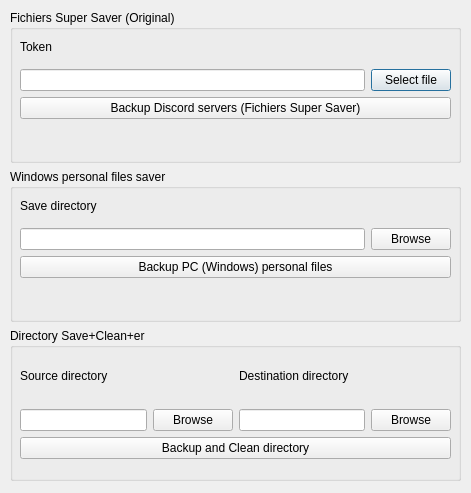
SJarod/FichiersSuperSaver, file gui.ui: the form before one commit.
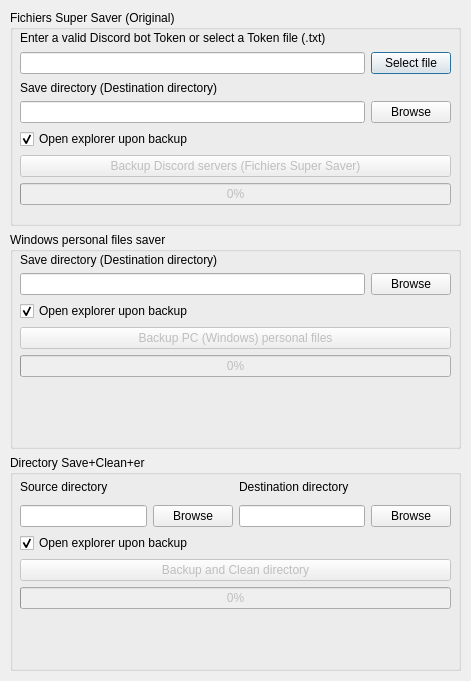
The form after the commit.

Commit message: all buttons linked, added personal files script (steam not working)

Diff of the .ui file:
```diff
--- a/gui.ui
+++ b/gui.ui
@@ -7,7 +7,7 @@
     <x>0</x>
     <y>0</y>
     <width>471</width>
-    <height>493</height>
+    <height>681</height>
    </rect>
   </property>
   <property name="windowTitle">
@@ -19,7 +19,7 @@
      <x>10</x>
      <y>10</y>
      <width>451</width>
-     <height>471</height>
+     <height>661</height>
     </rect>
    </property>
    <layout class="QVBoxLayout" name="verticalLayout_4">
@@ -34,14 +34,14 @@
          <x>10</x>
          <y>20</y>
          <width>431</width>
-         <height>89</height>
+         <height>175</height>
         </rect>
        </property>
        <layout class="QVBoxLayout" name="verticalLayout">
         <item>
          <widget class="QLabel" name="label_4">
           <property name="text">
-           <string>Token</string>
+           <string>Enter a valid Discord bot Token or select a Token file (.txt)</string>
           </property>
          </widget>
         </item>
@@ -59,13 +59,60 @@
           </item>
          </layout>
         </item>
+        <item>
+         <widget class="QLabel" name="label_5">
+          <property name="text">
+           <string>Save directory (Destination directory)</string>
+          </property>
+         </widget>
+        </item>
+        <item>
+         <layout class="QHBoxLayout" name="horizontalLayout_5">
+          <item>
+           <widget class="QLineEdit" name="fssSaveDirField"/>
+          </item>
+          <item>
+           <widget class="QPushButton" name="fssSaveDirBrowse">
+            <property name="text">
+             <string>Browse</string>
+            </property>
+           </widget>
+          </item>
+         </layout>
+        </item>
+        <item>
+         <widget class="QCheckBox" name="checkBox">
+          <property name="text">
+           <string>Open explorer upon backup</string>
+          </property>
+          <property name="checked">
+           <bool>true</bool>
+          </property>
+         </widget>
+        </item>
         <item>
          <widget class="QPushButton" name="backupDiscord">
+          <property name="enabled">
+           <bool>false</bool>
+          </property>
           <property name="text">
            <string>Backup Discord servers (Fichiers Super Saver)</string>
           </property>
          </widget>
         </item>
+        <item>
+         <widget class="QProgressBar" name="progressBar">
+          <property name="enabled">
+           <bool>false</bool>
+          </property>
+          <property name="value">
+           <number>0</number>
+          </property>
+          <property name="textVisible">
+           <bool>true</bool>
+          </property>
+         </widget>
+        </item>
        </layout>
       </widget>
      </widget>
@@ -81,14 +128,14 @@
          <x>10</x>
          <y>20</y>
          <width>431</width>
-         <height>89</height>
+         <height>125</height>
         </rect>
        </property>
        <layout class="QVBoxLayout" name="verticalLayout_2">
         <item>
          <widget class="QLabel" name="label_3">
           <property name="text">
-           <string>Save directory</string>
+           <string>Save directory (Destination directory)</string>
           </property>
          </widget>
         </item>
@@ -106,13 +153,39 @@
           </item>
          </layout>
         </item>
+        <item>
+         <widget class="QCheckBox" name="checkBox_2">
+          <property name="text">
+           <string>Open explorer upon backup</string>
+          </property>
+          <property name="checked">
+           <bool>true</bool>
+          </property>
+         </widget>
+        </item>
         <item>
          <widget class="QPushButton" name="backupPCPersonal">
+          <property name="enabled">
+           <bool>false</bool>
+          </property>
           <property name="text">
            <string>Backup PC (Windows) personal files</string>
           </property>
          </widget>
         </item>
+        <item>
+         <widget class="QProgressBar" name="progressBar_2">
+          <property name="enabled">
+           <bool>false</bool>
+          </property>
+          <property name="value">
+           <number>0</number>
+          </property>
+          <property name="textVisible">
+           <bool>true</bool>
+          </property>
+         </widget>
+        </item>
        </layout>
       </widget>
      </widget>
@@ -128,7 +201,7 @@
          <x>10</x>
          <y>20</y>
          <width>431</width>
-         <height>111</height>
+         <height>134</height>
         </rect>
        </property>
        <layout class="QVBoxLayout" name="verticalLayout_3">
@@ -206,13 +279,42 @@
           </item>
          </layout>
         </item>
+        <item>
+         <widget class="QCheckBox" name="checkBox_3">
+          <property name="text">
+           <string>Open explorer upon backup</string>
+          </property>
+          <property name="checked">
+           <bool>true</bool>
+          </property>
+          <property name="tristate">
+           <bool>false</bool>
+          </property>
+         </widget>
+        </item>
         <item>
          <widget class="QPushButton" name="backupDirectory">
+          <property name="enabled">
+           <bool>false</bool>
+          </property>
           <property name="text">
            <string>Backup and Clean directory</string>
           </property>
          </widget>
         </item>
+        <item>
+         <widget class="QProgressBar" name="progressBar_3">
+          <property name="enabled">
+           <bool>false</bool>
+          </property>
+          <property name="value">
+           <number>0</number>
+          </property>
+          <property name="textVisible">
+           <bool>true</bool>
+          </property>
+         </widget>
+        </item>
        </layout>
       </widget>
      </widget>
```
The commit also changes 3 other files.
